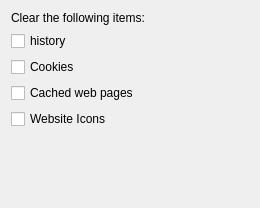
KDE/rekonq, file src/cleardata.ui: the form before one commit.
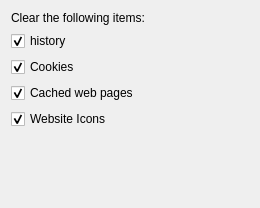
The form after the commit.

```diff
--- a/src/cleardata.ui
+++ b/src/cleardata.ui
@@ -26,6 +26,9 @@
      <property name="text">
       <string>history</string>
      </property>
+     <property name="checked">
+      <bool>true</bool>
+     </property>
     </widget>
    </item>
    <item>
@@ -33,6 +36,9 @@
      <property name="text">
       <string>Cookies</string>
      </property>
+     <property name="checked">
+      <bool>true</bool>
+     </property>
     </widget>
    </item>
    <item>
@@ -40,6 +46,9 @@
      <property name="text">
       <string>Cached web pages</string>
      </property>
+     <property name="checked">
+      <bool>true</bool>
+     </property>
     </widget>
    </item>
    <item>
@@ -47,6 +56,9 @@
      <property name="text">
       <string>Website Icons</string>
      </property>
+     <property name="checked">
+      <bool>true</bool>
+     </property>
     </widget>
    </item>
    <item>
```
